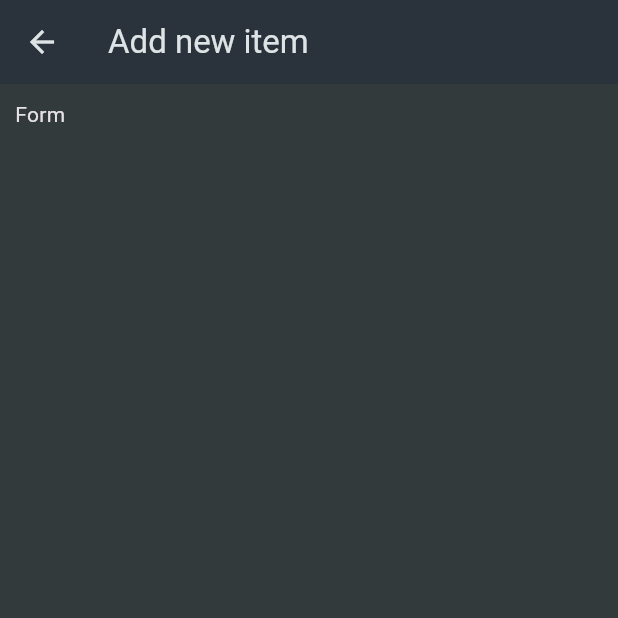
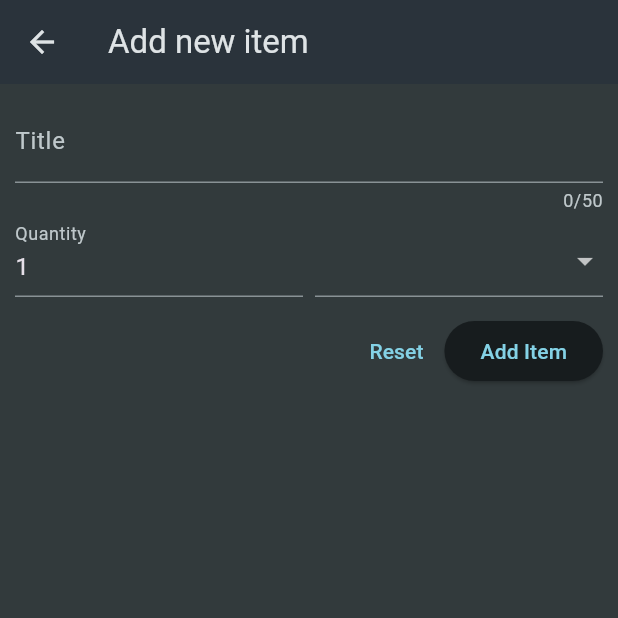
Before and after one commit to yatoenough/ShoppingListApp, a Flutter app: the screen it shows after launch, after a tap on the "add" icon, on a phone screen of 412 x 824 dp, the top half of it. Run offline on Flutter 3.47's test engine with Material 3 defaults, Android fonts, the phone set to English and light mode, and no system bars.

Commit message:
Created add item form

```diff
--- a/lib/main.dart
+++ b/lib/main.dart
@@ -2,17 +2,16 @@ import 'package:flutter/material.dart';
 import 'package:shopping_list/view/shopping_list_view.dart';
 
 void main() {
-  runApp(const MyApp());
+  runApp(const App());
 }
 
-class MyApp extends StatelessWidget {
-  const MyApp({super.key});
+class App extends StatelessWidget {
+  const App({super.key});
 
-  // This widget is the root of your application.
   @override
   Widget build(BuildContext context) {
     return MaterialApp(
-      title: 'Flutter Groceries',
+      title: 'Shopping List',
       theme: ThemeData.dark().copyWith(
         colorScheme: ColorScheme.fromSeed(
           seedColor: const Color.fromARGB(255, 147, 229, 250),
--- a/lib/view/new_item_view.dart
+++ b/lib/view/new_item_view.dart
@@ -1,4 +1,5 @@
 import 'package:flutter/material.dart';
+import 'package:shopping_list/data/dummy_categories.dart';
 
 class NewItemView extends StatefulWidget {
   const NewItemView({super.key});
@@ -14,9 +15,76 @@ class _NewItemViewState extends State<NewItemView> {
       appBar: AppBar(
         title: const Text("Add new item"),
       ),
-      body: const Padding(
-        padding: EdgeInsets.all(10),
-        child: Text("Form"),
+      body: Padding(
+        padding: const EdgeInsets.all(10),
+        child: Form(
+          child: Column(
+            children: [
+              TextFormField(
+                maxLength: 50,
+                decoration: const InputDecoration(
+                  label: Text('Title'),
+                ),
+                validator: (value) => value,
+              ),
+              Row(
+                crossAxisAlignment: CrossAxisAlignment.end,
+                children: [
+                  Expanded(
+                    child: TextFormField(
+                      decoration: const InputDecoration(
+                        label: Text('Quantity'),
+                      ),
+                      initialValue: '1',
+                    ),
+                  ),
+                  const SizedBox(width: 8),
+                  Expanded(
+                    child: DropdownButtonFormField(
+                      items: [
+                        for (final category in categories.entries)
+                          DropdownMenuItem(
+                            value: category.value,
+                            child: Row(
+                              children: [
+                                Container(
+                                  height: 25,
+                                  width: 25,
+                                  decoration: BoxDecoration(
+                                    shape: BoxShape.circle,
+                                    color: category.value.color,
+                                  ),
+                                ),
+                                const SizedBox(width: 6),
+                                Text(category.value.title)
+                              ],
+                            ),
+                          ),
+                      ],
+                      onChanged: (value) {},
+                    ),
+                  )
+                ],
+              ),
+              const SizedBox(
+                height: 12,
+              ),
+              Row(
+                mainAxisAlignment: MainAxisAlignment.end,
+                children: [
+                  TextButton(
+                    onPressed: () {},
+                    child: const Text("Reset"),
+                  ),
+                  ElevatedButton(
+                    onPressed: () {},
+                    child: const Text("Add Item"),
+                  ),
+                ],
+              ),
+            ],
+          ),
+        ),
       ),
     );
   }
```
